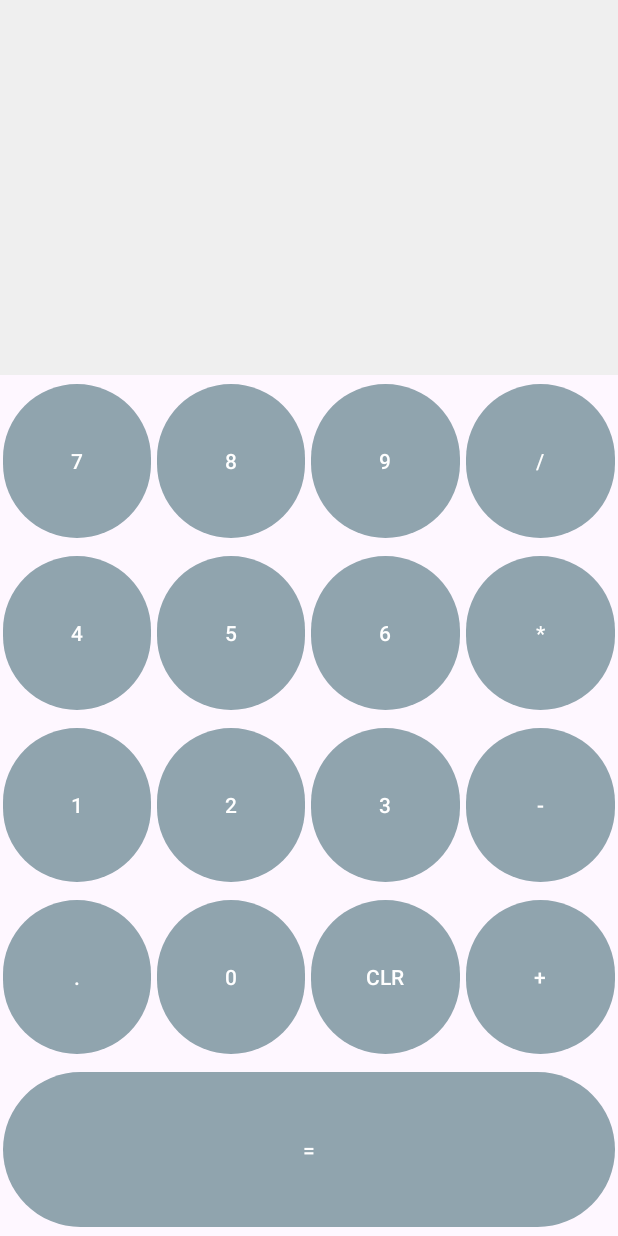
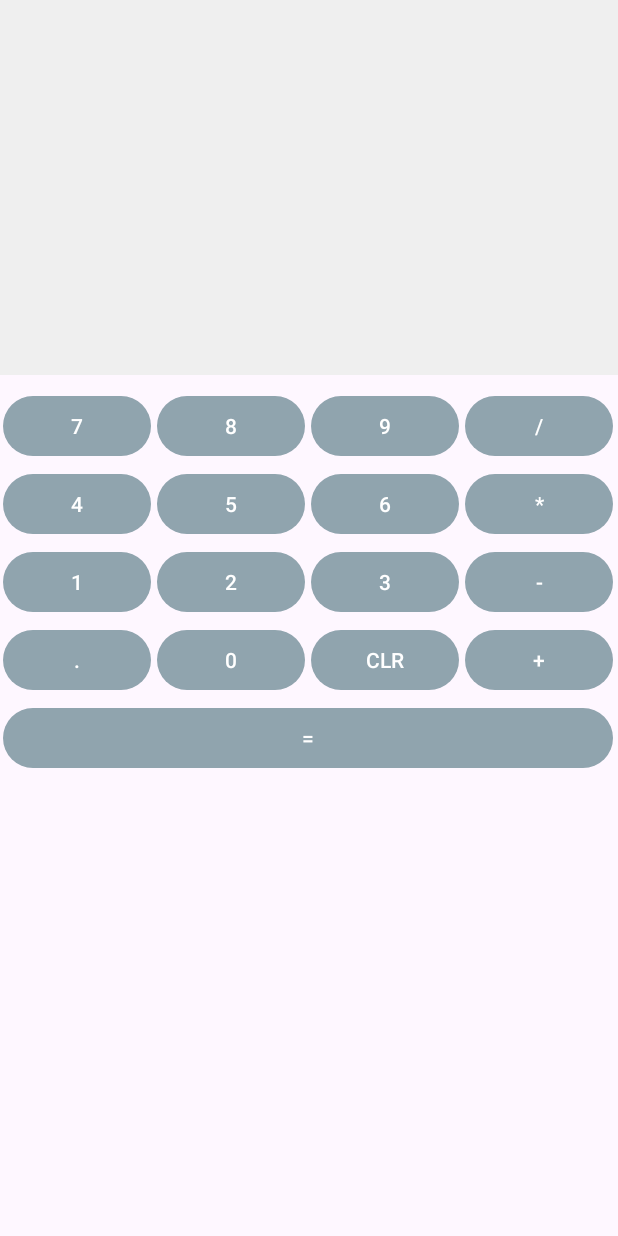
Before and after one commit to munshinavid/AndroidProjects, an Android app: the screen it shows after launch (MainActivity), on a phone screen of 412 x 824 dp. Run offline under Robolectric (Android 15) with nearby library versions, the phone set to English and light mode, and no system bars.

Commit message:
using table layout

```diff
--- a/MyCalculator/app/src/main/res/layout/activity_main.xml
+++ b/MyCalculator/app/src/main/res/layout/activity_main.xml
@@ -1,11 +1,10 @@
 <?xml version="1.0" encoding="utf-8"?>
-<LinearLayout xmlns:android="http://schemas.android.com/apk/res/android"
-    xmlns:app="http://schemas.android.com/apk/res-auto"
+<TableLayout xmlns:android="http://schemas.android.com/apk/res/android"
     xmlns:tools="http://schemas.android.com/tools"
     android:id="@+id/main"
     android:layout_width="match_parent"
     android:layout_height="match_parent"
-    android:orientation="vertical"
+    android:stretchColumns="*"
     tools:context=".MainActivity">
 
     <TextView
@@ -17,187 +16,113 @@
         android:text=""
         android:padding="10dp"
         android:gravity="end|bottom"
-        />
-    <LinearLayout
-        android:layout_width="match_parent"
-        android:layout_height="wrap_content"
-        android:orientation="horizontal"
-        android:layout_weight="1">
+        android:layout_marginBottom="8dp"/>
 
+    <!-- Row 1: 7 8 9 / -->
+    <TableRow>
         <Button
             android:id="@+id/btnSeven"
             android:layout_margin="2dp"
-            android:layout_width="0dp"
-            android:layout_height="match_parent"
-            android:layout_weight="1"
             android:onClick="onDigit"
-            android:text="7"
-             />
+            android:text="7" />
         <Button
             android:id="@+id/btnEight"
             android:layout_margin="2dp"
-            android:layout_width="0dp"
-            android:layout_height="match_parent"
-            android:layout_weight="1"
             android:onClick="onDigit"
-            android:text="8"/>
+            android:text="8" />
         <Button
             android:id="@+id/btnNine"
             android:layout_margin="2dp"
-            android:layout_width="0dp"
-            android:layout_height="match_parent"
-            android:layout_weight="1"
             android:onClick="onDigit"
-            android:text="9"/>
+            android:text="9" />
         <Button
             android:id="@+id/btnDiv"
             android:layout_margin="2dp"
-            android:layout_width="0dp"
-            android:layout_height="match_parent"
-            android:layout_weight="1"
             android:onClick="onOperator"
-            android:text="/"/>
-    </LinearLayout>
+            android:text="/" />
+    </TableRow>
 
-    <LinearLayout
-        android:layout_width="match_parent"
-        android:layout_height="wrap_content"
-        android:orientation="horizontal"
-        android:layout_weight="1">
-
+    <!-- Row 2: 4 5 6 * -->
+    <TableRow>
         <Button
             android:id="@+id/btnFour"
             android:layout_margin="2dp"
-            android:layout_width="0dp"
-            android:layout_height="match_parent"
-            android:layout_weight="1"
             android:onClick="onDigit"
-            android:text="4"
-            />
+            android:text="4" />
         <Button
             android:id="@+id/btnFive"
             android:layout_margin="2dp"
-            android:layout_width="0dp"
-            android:layout_height="match_parent"
-            android:layout_weight="1"
             android:onClick="onDigit"
-            android:text="5"/>
+            android:text="5" />
         <Button
             android:id="@+id/btnSix"
             android:layout_margin="2dp"
-            android:layout_width="0dp"
-            android:layout_height="match_parent"
-            android:layout_weight="1"
             android:onClick="onDigit"
-            android:text="6"/>
+            android:text="6" />
         <Button
             android:id="@+id/btnMultiply"
             android:layout_margin="2dp"
-            android:layout_width="0dp"
-            android:layout_height="match_parent"
-            android:layout_weight="1"
             android:onClick="onOperator"
-            android:text="*"/>
-    </LinearLayout>
+            android:text="*" />
+    </TableRow>
 
-    <LinearLayout
-        android:layout_width="match_parent"
-        android:layout_height="wrap_content"
-        android:orientation="horizontal"
-        android:layout_weight="1">
-
+    <!-- Row 3: 1 2 3 - -->
+    <TableRow>
         <Button
             android:id="@+id/btnOne"
             android:layout_margin="2dp"
-            android:layout_width="0dp"
-            android:layout_height="match_parent"
-            android:layout_weight="1"
             android:onClick="onDigit"
-            android:text="1"
-            />
+            android:text="1" />
         <Button
             android:id="@+id/btnTwo"
             android:layout_margin="2dp"
-            android:layout_width="0dp"
-            android:layout_height="match_parent"
-            android:layout_weight="1"
             android:onClick="onDigit"
-            android:text="2"/>
+            android:text="2" />
         <Button
             android:id="@+id/btnThree"
             android:layout_margin="2dp"
-            android:layout_width="0dp"
-            android:layout_height="match_parent"
-            android:layout_weight="1"
             android:onClick="onDigit"
-            android:text="3"/>
+            android:text="3" />
         <Button
             android:id="@+id/btnSubtraction"
             android:layout_margin="2dp"
-            android:layout_width="0dp"
-            android:layout_height="match_parent"
-            android:layout_weight="1"
             android:onClick="onOperator"
-            android:text="-"/>
-    </LinearLayout>
+            android:text="-" />
+    </TableRow>
 
-    <LinearLayout
-        android:layout_width="match_parent"
-        android:layout_height="wrap_content"
-        android:orientation="horizontal"
-        android:layout_weight="1">
-
-
+    <!-- Row 4: . 0 CLR + -->
+    <TableRow>
         <Button
             android:id="@+id/btnDot"
             android:layout_margin="2dp"
-            android:layout_width="0dp"
-            android:layout_height="match_parent"
-            android:layout_weight="1"
             android:onClick="onDot"
-            android:text="."/>
+            android:text="." />
         <Button
             android:id="@+id/btnZero"
             android:layout_margin="2dp"
-            android:layout_width="0dp"
-            android:layout_height="match_parent"
-            android:layout_weight="1"
             android:onClick="onDigit"
-            android:text="0"/>
+            android:text="0" />
         <Button
             android:id="@+id/btnCLR"
             android:layout_margin="2dp"
-            android:layout_width="0dp"
-            android:layout_height="match_parent"
-            android:layout_weight="1"
             android:onClick="onClear"
-            android:text="CLR"/>
+            android:text="CLR" />
         <Button
             android:id="@+id/btnAddition"
             android:layout_margin="2dp"
-            android:layout_width="0dp"
-            android:layout_height="match_parent"
-            android:layout_weight="1"
             android:onClick="onOperator"
-            android:text="+"/>
-    </LinearLayout>
+            android:text="+" />
+    </TableRow>
 
-    <LinearLayout
-        android:layout_width="match_parent"
-        android:layout_height="wrap_content"
-        android:orientation="horizontal"
-        android:layout_weight="1">
-
-
+    <!-- Row 5: = -->
+    <TableRow>
         <Button
             android:id="@+id/btnEqual"
+            android:layout_span="4"
             android:layout_margin="2dp"
-            android:layout_width="0dp"
-            android:layout_height="match_parent"
-            android:layout_weight="1"
+            android:layout_width="match_parent"
             android:onClick="onEqual1"
-            android:text="="/>
-    </LinearLayout>
+            android:text="=" />
+    </TableRow>
 
-
-</LinearLayout>
+</TableLayout>
```
